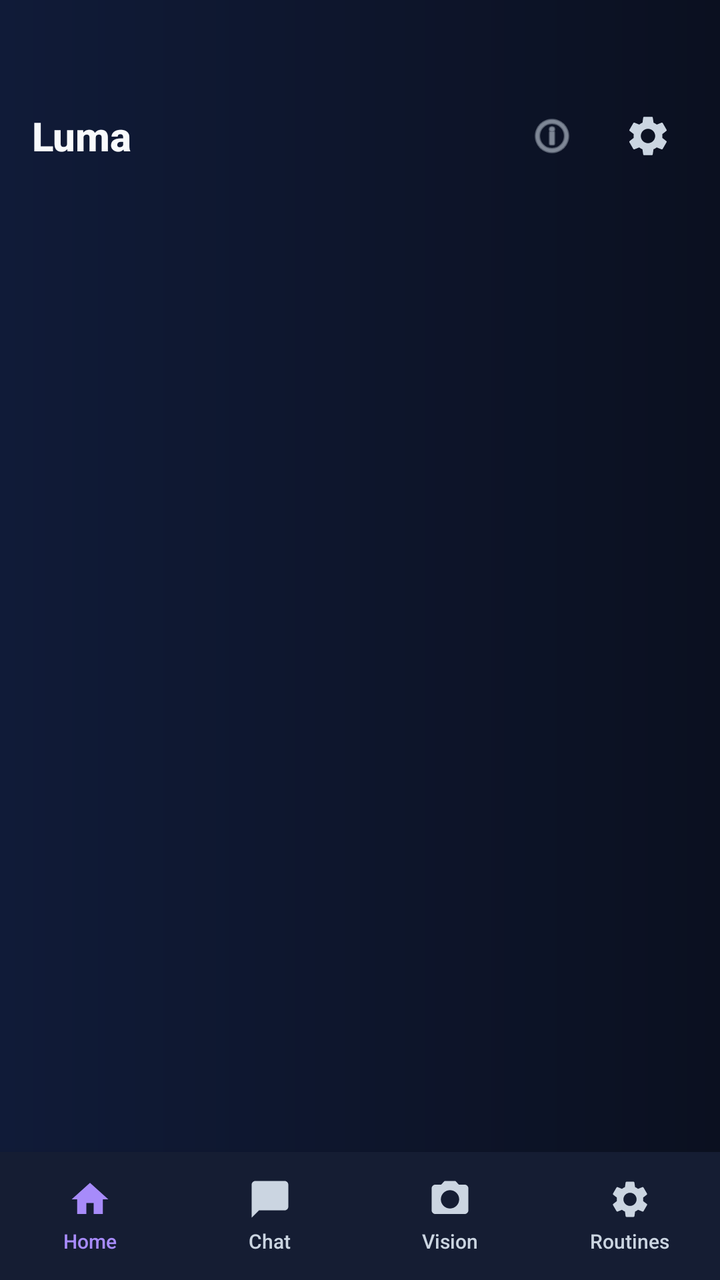
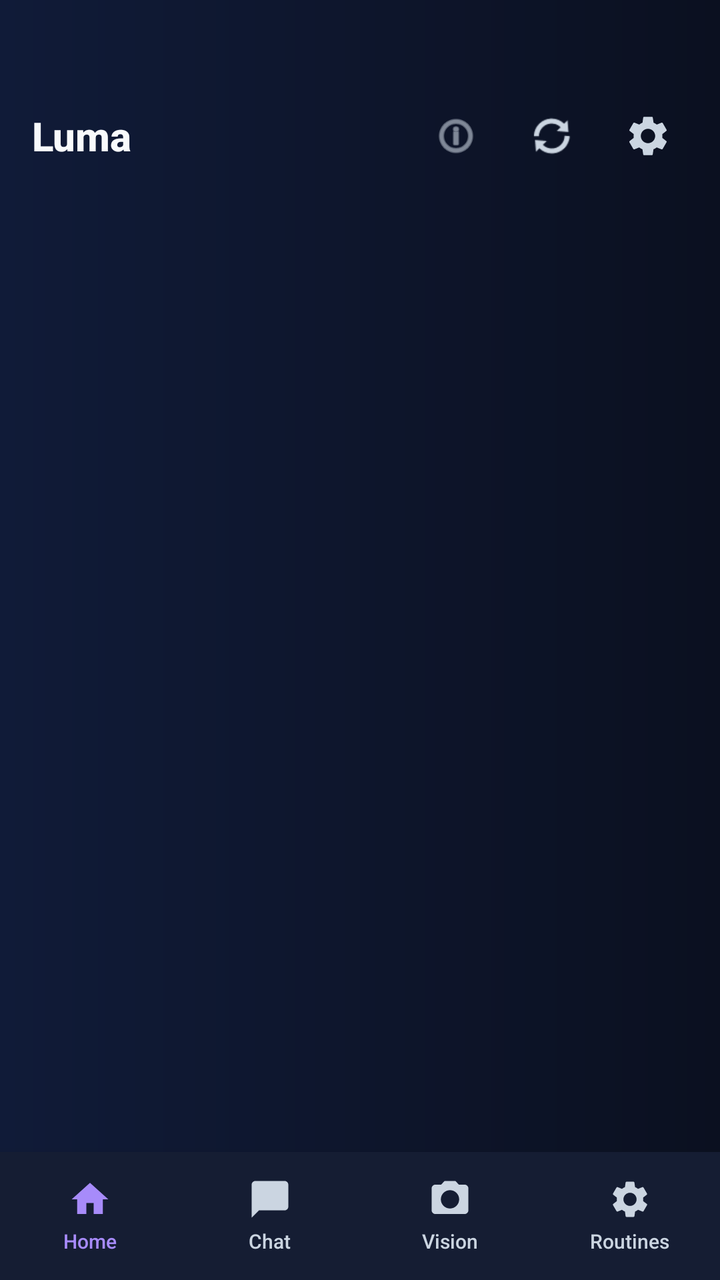

The first picture is an Android layout as it rendered before a commit; the second is the same layout after the commit. The layout source and the unified diff follow.
<!-- AndroidManifest.xml: activity theme Theme.VoiceBrainLive -->
<!-- res/layout/fragment_main.xml -->
<?xml version="1.0" encoding="utf-8"?>
<FrameLayout xmlns:android="http://schemas.android.com/apk/res/android"
    xmlns:app="http://schemas.android.com/apk/res-auto"
    android:layout_width="match_parent"
    android:layout_height="match_parent"
    android:background="@drawable/bg_gradient">

    <LinearLayout
        android:layout_width="match_parent"
        android:layout_height="match_parent"
        android:orientation="vertical">

        
        <LinearLayout
            android:layout_width="match_parent"
            android:layout_height="wrap_content"
            android:orientation="horizontal"
            android:gravity="center_vertical"
            android:paddingTop="48dp"
            android:paddingHorizontal="16dp"
            android:paddingBottom="8dp">

            <TextView
                android:id="@+id/tvAppTitle"
                android:layout_width="0dp"
                android:layout_height="wrap_content"
                android:layout_weight="1"
                android:text="@string/app_name"
                android:textColor="@color/assistant_text"
                android:textSize="20sp"
                android:textStyle="bold"
                android:fontFamily="sans-serif-medium"
                android:gravity="start" />

            <ImageButton
                android:id="@+id/btnGuide"
                android:layout_width="40dp"
                android:layout_height="40dp"
                android:background="?android:attr/selectableItemBackgroundBorderless"
                android:src="@android:drawable/ic_menu_info_details"
                android:contentDescription="@string/desc_guide"
                app:tint="@color/assistant_text_secondary"
                android:padding="8dp"
                android:scaleType="centerInside" />
                
            <ImageButton
                android:id="@+id/btnSettings"
                android:layout_width="40dp"
                android:layout_height="40dp"
                android:layout_marginStart="8dp"
                android:background="?android:attr/selectableItemBackgroundBorderless"
                android:src="@drawable/ic_settings"
                android:padding="8dp"
                android:scaleType="centerInside" />
        </LinearLayout>

        
        <LinearLayout
            android:id="@+id/offlineBanner"
            android:layout_width="match_parent"
            android:layout_height="wrap_content"
            android:orientation="horizontal"
            android:gravity="center_vertical"
            android:background="#CCF59E0B"
            android:padding="10dp"
            android:layout_marginHorizontal="16dp"
            android:visibility="gone">
            <View android:layout_width="8dp" android:layout_height="8dp" android:background="@drawable/status_dot" />
            <TextView android:layout_width="0dp" android:layout_height="wrap_content" android:layout_weight="1" android:layout_marginStart="12dp" android:text="@string/offline_local_only" android:textColor="#1F2937" android:textSize="13sp" />
        </LinearLayout>

        
        <androidx.fragment.app.FragmentContainerView
            android:id="@+id/fragmentHost"
            android:layout_width="match_parent"
            android:layout_height="0dp"
            android:layout_weight="1" />

        
        <LinearLayout
            android:layout_width="match_parent"
            android:layout_height="wrap_content"
            android:orientation="vertical"
            android:background="@color/assistant_surface"
            android:elevation="8dp">

            
            <LinearLayout
                android:id="@+id/gemsExpandedPanel"
                android:layout_width="match_parent"
                android:layout_height="wrap_content"
                android:orientation="vertical"
                android:visibility="gone"
                android:padding="8dp">
                
            </LinearLayout>

            <LinearLayout
                android:layout_width="match_parent"
                android:layout_height="64dp"
                android:orientation="horizontal"
                android:gravity="center_vertical">

                <LinearLayout
                    android:id="@+id/navHome"
                    android:layout_width="0dp"
                    android:layout_height="match_parent"
                    android:layout_weight="1"
                    android:orientation="vertical"
                    android:gravity="center"
                    android:clickable="true"
                    android:focusable="true"
                    android:background="?android:attr/selectableItemBackground">
                    <ImageView
                        android:id="@+id/ivNavHome"
                        android:layout_width="22dp"
                        android:layout_height="22dp"
                        android:src="@drawable/ic_nav_home"
                        app:tint="@color/assistant_primary_light" />
                    <TextView
                        android:id="@+id/tvNavHome"
                        android:layout_width="wrap_content"
                        android:layout_height="wrap_content"
                        android:layout_marginTop="3dp"
                        android:text="Home"
                        android:textSize="10sp"
                        android:textColor="@color/assistant_primary_light"
                        android:fontFamily="sans-serif-medium" />
                </LinearLayout>

                <LinearLayout
                    android:id="@+id/navChat"
                    android:layout_width="0dp"
                    android:layout_height="match_parent"
                    android:layout_weight="1"
                    android:orientation="vertical"
                    android:gravity="center"
                    android:clickable="true"
                    android:focusable="true"
                    android:background="?android:attr/selectableItemBackground">
                    <ImageView
                        android:id="@+id/ivNavChat"
                        android:layout_width="22dp"
                        android:layout_height="22dp"
                        android:src="@drawable/ic_nav_chat"
                        app:tint="@color/assistant_text_secondary" />
                    <TextView
                        android:id="@+id/tvNavChat"
                        android:layout_width="wrap_content"
                        android:layout_height="wrap_content"
                        android:layout_marginTop="3dp"
                        android:text="Chat"
                        android:textSize="10sp"
                        android:textColor="@color/assistant_text_secondary"
                        android:fontFamily="sans-serif-medium" />
                </LinearLayout>

                <LinearLayout
                    android:id="@+id/navCamera"
                    android:layout_width="0dp"
                    android:layout_height="match_parent"
                    android:layout_weight="1"
                    android:orientation="vertical"
                    android:gravity="center"
                    android:clickable="true"
                    android:focusable="true"
                    android:background="?android:attr/selectableItemBackground">
                    <ImageView
                        android:id="@+id/ivNavCamera"
                        android:layout_width="22dp"
                        android:layout_height="22dp"
                        android:src="@drawable/ic_nav_camera"
                        app:tint="@color/assistant_text_secondary" />
                    <TextView
                        android:id="@+id/tvNavCamera"
                        android:layout_width="wrap_content"
                        android:layout_height="wrap_content"
                        android:layout_marginTop="3dp"
                        android:text="Vision"
                        android:textSize="10sp"
                        android:textColor="@color/assistant_text_secondary"
                        android:fontFamily="sans-serif-medium" />
                </LinearLayout>

                <LinearLayout
                    android:id="@+id/navAutomation"
                    android:layout_width="0dp"
                    android:layout_height="match_parent"
                    android:layout_weight="1"
                    android:orientation="vertical"
                    android:gravity="center"
                    android:clickable="true"
                    android:focusable="true"
                    android:background="?android:attr/selectableItemBackground">
                    <ImageView
                        android:id="@+id/ivNavAutomation"
                        android:layout_width="22dp"
                        android:layout_height="22dp"
                        android:src="@drawable/ic_nav_automation"
                        app:tint="@color/assistant_text_secondary" />
                    <TextView
                        android:id="@+id/tvNavAutomation"
                        android:layout_width="wrap_content"
                        android:layout_height="wrap_content"
                        android:layout_marginTop="3dp"
                        android:text="Routines"
                        android:textSize="10sp"
                        android:textColor="@color/assistant_text_secondary"
                        android:fontFamily="sans-serif-medium" />
                </LinearLayout>

            </LinearLayout>
        </LinearLayout>
    </LinearLayout>
</FrameLayout>
<!-- resources referenced by this layout -->
<resources>
  <color name="assistant_primary_light">#A78BFA</color>
  <color name="assistant_surface">#151D33</color>
  <color name="assistant_text">#F8FAFC</color>
  <color name="assistant_text_secondary">#CBD5E1</color>
  <!-- drawable bg_gradient (drawable) -->
  <?xml version="1.0" encoding="utf-8"?>
  <shape xmlns:android="http://schemas.android.com/apk/res/android">
      <gradient
          android:type="linear"
          android:angle="180"
          android:startColor="@color/assistant_bg_gradient_start"
          android:endColor="@color/assistant_bg_gradient_end" />
  </shape>
  <!-- drawable ic_nav_camera (drawable) -->
  <?xml version="1.0" encoding="utf-8"?>
  <vector xmlns:android="http://schemas.android.com/apk/res/android"
      android:width="24dp"
      android:height="24dp"
      android:viewportWidth="24"
      android:viewportHeight="24">
      <path
          android:fillColor="@color/white"
          android:pathData="M9,2L7.17,4H4C2.9,4 2,4.9 2,6v12c0,1.1 0.9,2 2,2h16c1.1,0 2,-0.9 2,-2V6c0,-1.1 -0.9,-2 -2,-2h-3.17L15,2H9z M12,17c-2.76,0 -5,-2.24 -5,-5s2.24,-5 5,-5s5,2.24 5,5S14.76,17 12,17z" />
  </vector>
  <!-- drawable ic_nav_chat (drawable) -->
  <?xml version="1.0" encoding="utf-8"?>
  <vector xmlns:android="http://schemas.android.com/apk/res/android"
      android:width="24dp"
      android:height="24dp"
      android:viewportWidth="24"
      android:viewportHeight="24">
      <path
          android:fillColor="@color/white"
          android:pathData="M20,2H4C2.9,2,2,2.9,2,4v18l4-4h14c1.1,0,2-0.9,2-2V4C22,2.9,21.1,2,20,2z" />
  </vector>
  <!-- drawable ic_nav_home (drawable) -->
  <?xml version="1.0" encoding="utf-8"?>
  <vector xmlns:android="http://schemas.android.com/apk/res/android"
      android:width="24dp"
      android:height="24dp"
      android:viewportWidth="24"
      android:viewportHeight="24">
      <path
          android:fillColor="@color/white"
          android:pathData="M10,20v-6h4v6h5v-8h3L12,3 2,12h3v8z" />
  </vector>
  <!-- drawable status_dot (drawable) -->
  <?xml version="1.0" encoding="utf-8"?>
  <shape xmlns:android="http://schemas.android.com/apk/res/android"
      android:shape="oval">
      <solid android:color="#94A3B8" />
      <size android:width="10dp" android:height="10dp" />
  </shape>
  <string name="app_name">Luma</string>
  <string name="desc_guide">အသုံးပြုလမ်းညွန်</string>
  <string name="offline_local_only">Offline - local commands only</string>
  <style name="Theme.VoiceBrainLive" parent="Theme.MaterialComponents.DayNight.NoActionBar">
          <item name="android:statusBarColor">@android:color/transparent</item>
          <item name="android:navigationBarColor">@color/assistant_bg_gradient_end</item>
          <item name="android:windowBackground">@color/assistant_bg</item>
          <item name="android:colorBackground">@color/assistant_bg</item>
          <item name="android:windowLightStatusBar">false</item>
          <item name="android:windowDrawsSystemBarBackgrounds">true</item>
          <item name="colorPrimary">@color/assistant_primary</item>
          <item name="colorPrimaryVariant">@color/assistant_primary_light</item>
          <item name="colorOnPrimary">@color/assistant_text</item>
          <item name="colorSecondary">@color/assistant_secondary</item>
          <item name="colorOnSecondary">@color/assistant_text</item>
          <item name="colorSurface">@color/assistant_surface</item>
          <item name="colorOnSurface">@color/assistant_text</item>
      </style>
  <color name="assistant_bg_gradient_start">#0B1020</color>
  <color name="assistant_bg_gradient_end">#101B38</color>
  <color name="white">#FFFFFFFF</color>
  <color name="assistant_bg">#0B1020</color>
  <color name="assistant_primary">#8B5CF6</color>
  <color name="assistant_secondary">#22C7E8</color>
  <!-- unchanged entries left out for length: 2 -->
</resources>

<!-- the commit's change to res/layout/fragment_main.xml (unified diff, before → after) -->
@@ -39,6 +39,18 @@
                 android:background="?android:attr/selectableItemBackgroundBorderless"
                 android:src="@android:drawable/ic_menu_info_details"
                 android:contentDescription="@string/desc_guide"
+                app:tint="@color/assistant_text_secondary"
+                android:padding="8dp"
+                android:scaleType="centerInside" />
+
+            <ImageButton
+                android:id="@+id/btnAppUpdateTop"
+                android:layout_width="40dp"
+                android:layout_height="40dp"
+                android:layout_marginStart="8dp"
+                android:background="?android:attr/selectableItemBackgroundBorderless"
+                android:src="@android:drawable/ic_popup_sync"
+                android:contentDescription="Check for updates"
                 app:tint="@color/assistant_text_secondary"
                 android:padding="8dp"
                 android:scaleType="centerInside" />
